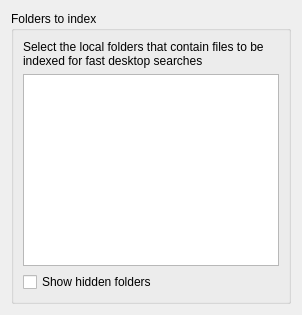
Above: nepomuk/kcm/indexfolderselectionwidget.ui from KDE/kde-runtime before the change. Below: the same form after it.
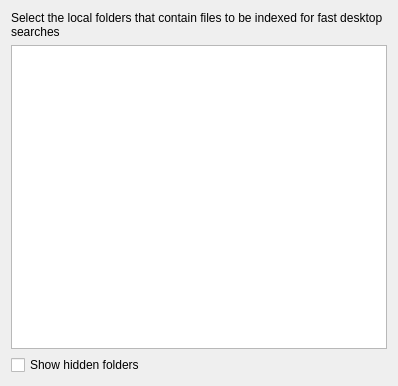
That is the form after the change.

Commit message:
Do not allow the dialog to become indefinitely small
Also removes the QGroupBox to reduce clutter

What changed in the file:
```diff
--- a/nepomuk/kcm/indexfolderselectionwidget.ui
+++ b/nepomuk/kcm/indexfolderselectionwidget.ui
@@ -3,13 +3,21 @@
  <author>Sebastian Trueg &lt;trueg@kde.org&gt;</author>
  <class>IndexFolderSelectionWidget</class>
  <widget class="QWidget" name="IndexFolderSelectionWidget">
-  <layout class="QHBoxLayout" name="horizontalLayout">
-   <item>
-    <widget class="QGroupBox" name="groupBox_3">
-     <property name="title">
-      <string>Folders to index</string>
-     </property>
-     <layout class="QVBoxLayout" name="verticalLayout_3">
+  <property name="geometry">
+   <rect>
+    <x>0</x>
+    <y>0</y>
+    <width>398</width>
+    <height>386</height>
+   </rect>
+  </property>
+  <property name="sizePolicy">
+   <sizepolicy hsizetype="Minimum" vsizetype="Minimum">
+    <horstretch>0</horstretch>
+    <verstretch>0</verstretch>
+   </sizepolicy>
+  </property>
+  <layout class="QVBoxLayout" name="verticalLayout">
       <item>
        <widget class="QLabel" name="label">
         <property name="text">
@@ -31,9 +39,6 @@
         <property name="text">
          <string>Show hidden folders</string>
         </property>
-       </widget>
-      </item>
-     </layout>
     </widget>
    </item>
   </layout>
```
Lines whose indentation alone changed are shown as unchanged.
